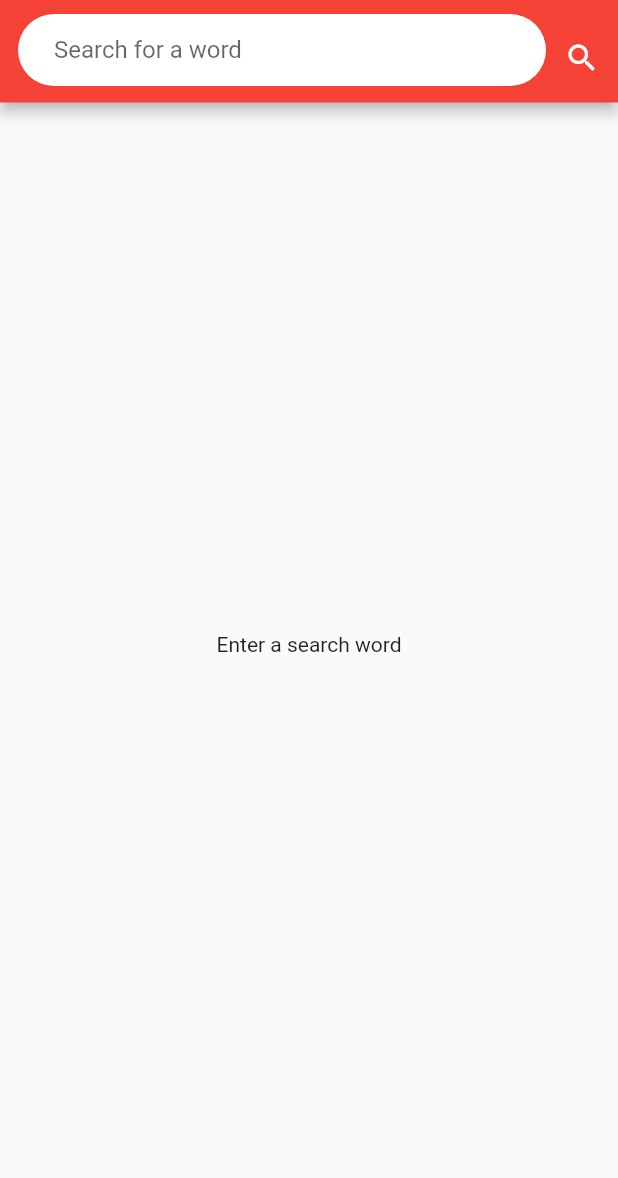
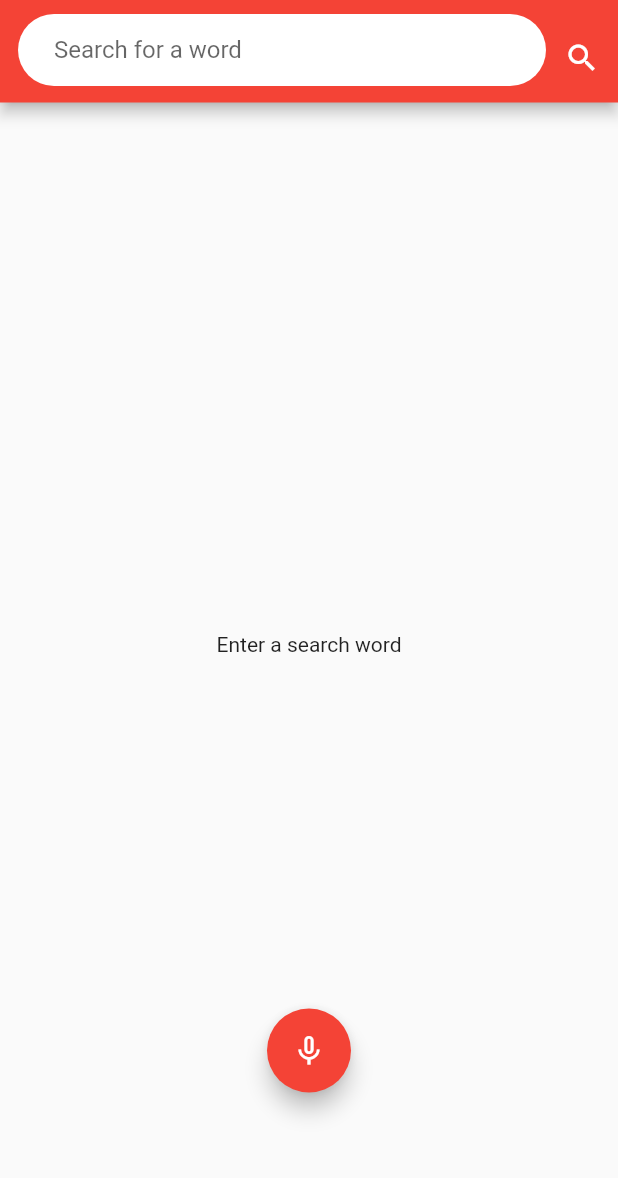
Before and after one commit to codersangam/voice_cmd_dictionary, a Flutter app: the screen it shows after launch, after a tap on the "search" icon, on a phone screen of 412 x 824 dp, the part 49-1227 px from its top. Run offline on Flutter 3.47's test engine with Material 2 defaults, Android fonts, the phone set to English and light mode, and no system bars; drawn by our look-alikes of avatar_glow; our stand-ins replace speech_to_text.

Commit message:
voice command added but bugs still need to fix.

```diff
--- a/lib/screens/home_screen.dart
+++ b/lib/screens/home_screen.dart
@@ -1,8 +1,11 @@
+// ignore_for_file: avoid_print
+
 import 'dart:async';
 import 'dart:convert';
-
+import 'package:avatar_glow/avatar_glow.dart';
 import 'package:flutter/material.dart';
 import 'package:http/http.dart';
+import 'package:speech_to_text/speech_to_text.dart' as stt;
 
 class HomeScreen extends StatefulWidget {
   const HomeScreen({Key? key}) : super(key: key);
@@ -20,8 +23,12 @@ class _HomeScreenState extends State<HomeScreen> {
   // Stream for loading the text as soon as it is typed
   StreamController? streamController;
   Stream? _stream;
+  bool _isListening = false;
 
   Timer? _debounce;
+  late stt.SpeechToText _speech;
+  String _text = 'Press the button and start speaking';
+  String _newtext = "cat";
 
   // search function
   searchText() async {
@@ -30,15 +37,48 @@ class _HomeScreenState extends State<HomeScreen> {
       return;
     }
     streamController!.add("waiting");
+
     Response response =
         await get(Uri.parse(url + textEditingController.text.trim()),
             // do provide spacing after Token
             headers: {"Authorization": "Token " + token});
 
-    // var data = json.decode(response.body)['definitions'];
-    // // ignore: avoid_print
-    // print(data);
+    var data = json.decode(response.body);
+    print(data);
     streamController!.add(json.decode(response.body));
+  }
+
+  _listen() async {
+    if (!_isListening) {
+      bool available = await _speech.initialize(
+        onStatus: (val) => print('onStatus: $val'),
+        onError: (val) => print('onError: $val'),
+      );
+      if (available) {
+        setState(() => _isListening = true);
+        _speech.listen(
+          onResult: (val) => setState(() {
+            _text = val.recognizedWords;
+            _newtext = _text;
+            print(_newtext);
+          }),
+        );
+        if (_newtext.isEmpty) {
+          streamController!.add(null);
+          return;
+        }
+        streamController!.add("waiting");
+        Response response = await get(Uri.parse(url + _newtext.trim()),
+            // do provide spacing after Token
+            headers: {"Authorization": "Token " + token});
+        var data = json.decode(response.body);
+        print(data);
+        streamController!.add(json.decode(response.body));
+      }
+    } else {
+      setState(() => _isListening = false);
+      _speech.stop();
+    }
   }
 
   @override
@@ -46,6 +86,7 @@ class _HomeScreenState extends State<HomeScreen> {
     super.initState();
     streamController = StreamController();
     _stream = streamController!.stream;
+    _speech = stt.SpeechToText();
   }
 
   @override
@@ -99,6 +140,20 @@ class _HomeScreenState extends State<HomeScreen> {
           ),
         ),
       ),
+      floatingActionButtonLocation: FloatingActionButtonLocation.centerFloat,
+      floatingActionButton: AvatarGlow(
+        animate: _isListening,
+        glowColor: Colors.red,
+        endRadius: 75.0,
+        duration: const Duration(milliseconds: 1000),
+        repeatPauseDuration: const Duration(milliseconds: 100),
+        repeat: true,
+        child: FloatingActionButton(
+          backgroundColor: Colors.red,
+          onPressed: _listen,
+          child: Icon(_isListening ? Icons.mic : Icons.mic_none),
+        ),
+      ),
       body: Container(
         margin: const EdgeInsets.all(8),
         child: StreamBuilder(
@@ -119,7 +174,6 @@ class _HomeScreenState extends State<HomeScreen> {
               itemCount: snapshot.data["definitions"].length,
               itemBuilder: (BuildContext context, int index) {
                 var data = snapshot.data["definitions"].length;
-                // ignore: avoid_print
                 print(data);
                 return ListBody(
                   children: [
--- a/pubspec.yaml
+++ b/pubspec.yaml
@@ -36,6 +36,8 @@ dependencies:
   cupertino_icons: ^1.0.2
   velocity_x: ^3.3.0
   http: ^0.13.4
+  speech_to_text: ^5.4.2
+  avatar_glow: ^2.0.2
 
 dev_dependencies:
   flutter_test:
```
Also changed, not shown: pubspec.lock, 2 other files.
